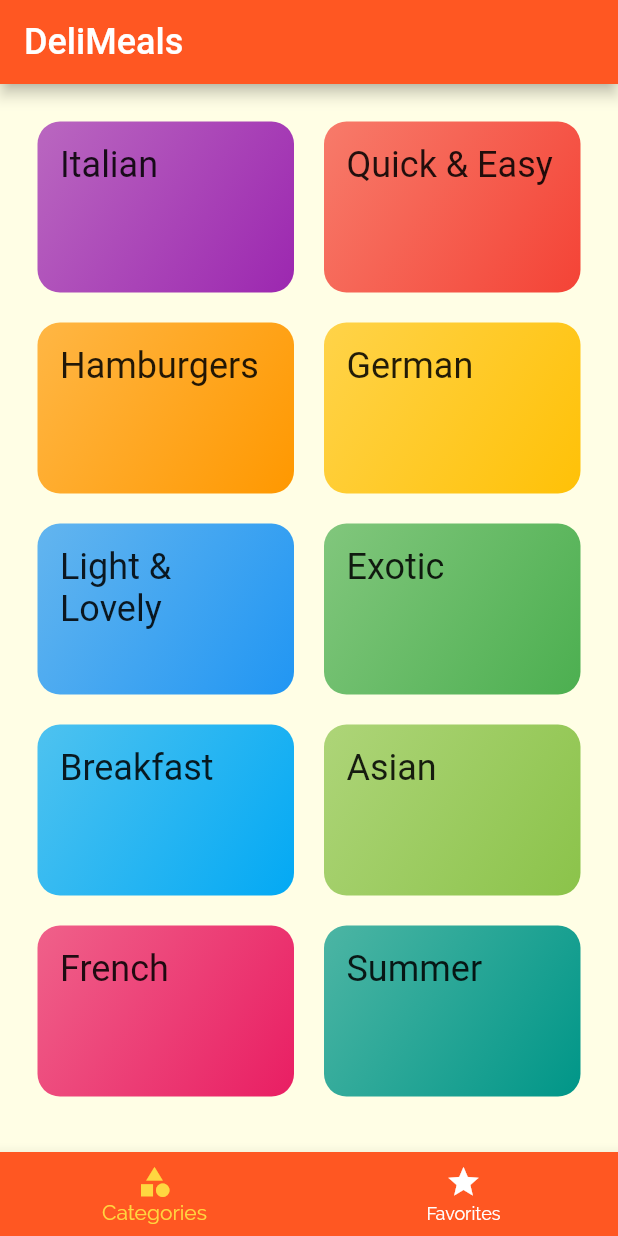
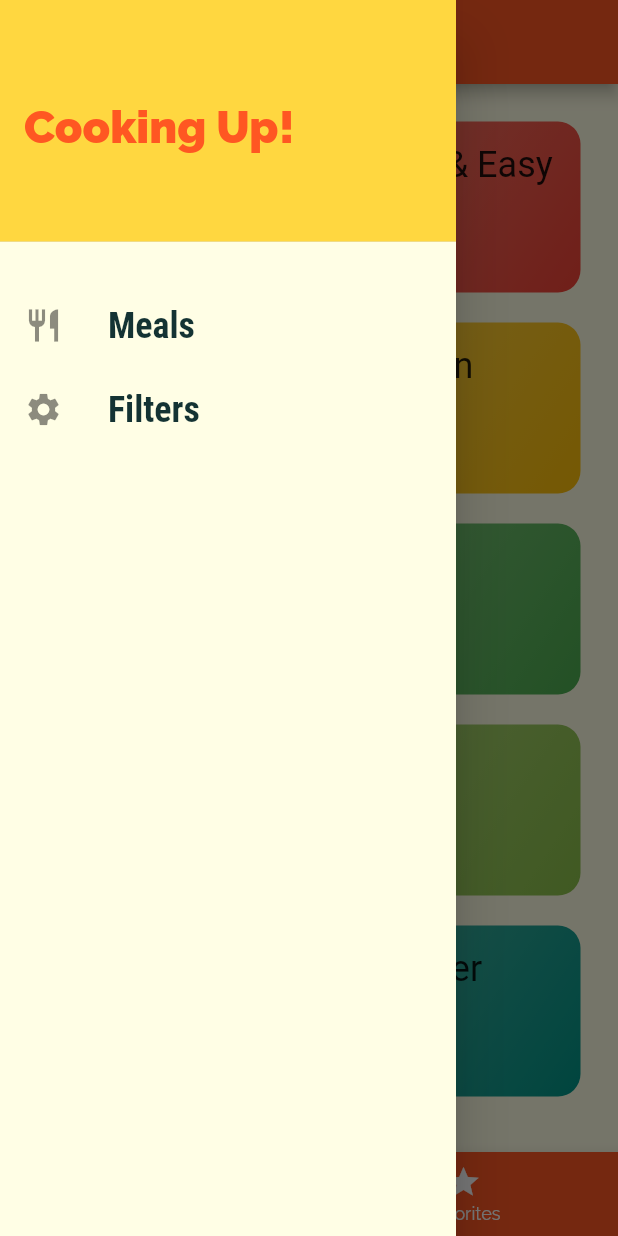
Before and after one commit to jortan02/delimeals_app, a Flutter app: the screen it shows after launch, with the side drawer open (before the commit the screen has no drawer), on a phone screen of 412 x 824 dp. Run offline on Flutter 3.47's test engine with Material 2 defaults, Android fonts, the phone set to English and light mode, and no system bars; Roboto replaces fonts that are missing (RobotCondensed).

Commit message:
Added menu drawer

```diff
--- a/lib/main.dart
+++ b/lib/main.dart
@@ -1,6 +1,7 @@
 import 'dart:ui';
 
 import 'package:flutter/material.dart';
+import './screens/filters_screen.dart';
 import './screens/tabs_screen.dart';
 import './screens/meal_detail_screen.dart';
 import './screens/category_meals_screen.dart';
@@ -24,11 +25,11 @@ class MyApp extends StatelessWidget {
               titleLarge: TextStyle(fontSize: 24, fontFamily: "RobotCondensed"),
               titleMedium:
                   TextStyle(fontSize: 24, fontFamily: "RobotCondensed"))),
-      home: TabsScreen(),
       routes: {
-        // "/": (context) => CategoriesScreen(),
+        "/": (context) => TabsScreen(),
         CategoryMealsScreen.routeName: (context) => CategoryMealsScreen(),
         MealDetailScreen.routeName: (context) => MealDetailScreen(),
+        FiltersScreen.routeName: (context) => FiltersScreen(),
       },
       onGenerateRoute: (settings) {
         print(settings.arguments);
--- /dev/null
+++ b/lib/screens/filters_screen.dart
@@ -0,0 +1,20 @@
+import 'package:flutter/material.dart';
+import 'package:flutter/src/foundation/key.dart';
+import 'package:flutter/src/widgets/framework.dart';
+import '../widgets/main_drawer.dart';
+
+class FiltersScreen extends StatelessWidget {
+  static const routeName = "filters";
+
+  const FiltersScreen({Key key}) : super(key: key);
+
+  @override
+  Widget build(BuildContext context) {
+    return Scaffold(
+      drawer: MainDrawer(),
+      appBar: AppBar(title: Text("Your Filters")),
+      body: Center(child: Text("Filters")),
+
+    );
+  }
+}
--- a/lib/screens/tabs_screen.dart
+++ b/lib/screens/tabs_screen.dart
@@ -1,6 +1,7 @@
 import 'package:flutter/material.dart';
 import 'package:flutter/src/foundation/key.dart';
 import 'package:flutter/src/widgets/framework.dart';
+import '../widgets/main_drawer.dart';
 import '../screens/favorites_screen.dart';
 import '../screens/categories_screen.dart';
 
@@ -30,6 +31,7 @@ class _TabsScreenState extends State<TabsScreen> {
       length: 2,
       child: Scaffold(
         appBar: AppBar(title: const Text("DeliMeals")),
+        drawer: MainDrawer(),
         body: _pages[_selectedPageindex],
         bottomNavigationBar: BottomNavigationBar(
             onTap: _selectPage,
--- /dev/null
+++ b/lib/widgets/main_drawer.dart
@@ -0,0 +1,56 @@
+import 'dart:ui';
+
+import 'package:flutter/material.dart';
+import 'package:flutter/src/foundation/key.dart';
+import 'package:flutter/src/widgets/framework.dart';
+import '../screens/filters_screen.dart';
+
+class MainDrawer extends StatelessWidget {
+  const MainDrawer({Key key}) : super(key: key);
+
+  Widget buildListTile(String title, IconData icon, Function onTap) {
+    return ListTile(
+      leading: Icon(icon, size: 26),
+      title: Text(
+        title,
+        style: TextStyle(
+            fontFamily: "RobotoCondensed",
+            fontSize: 24,
+            fontWeight: FontWeight.bold),
+      ),
+      onTap: onTap,
+    );
+  }
+
+  @override
+  Widget build(BuildContext context) {
+    return Drawer(
+      child: Column(children: [
+        DrawerHeader(
+          decoration:
+              BoxDecoration(color: Theme.of(context).colorScheme.secondary),
+          child: Container(
+            alignment: Alignment.centerLeft,
+            width: double.infinity,
+            child: Text(
+              "Cooking Up!",
+              style: TextStyle(
+                  fontWeight: FontWeight.w900,
+                  fontSize: 30,
+                  color: Theme.of(context).colorScheme.primary),
+            ),
+          ),
+        ),
+        SizedBox(
+          height: 20,
+        ),
+        buildListTile("Meals", Icons.restaurant, () {
+          Navigator.of(context).pushReplacementNamed("/");
+        }),
+        buildListTile("Filters", Icons.settings, () {
+          Navigator.of(context).pushReplacementNamed(FiltersScreen.routeName);
+        })
+      ]),
+    );
+  }
+}
```
